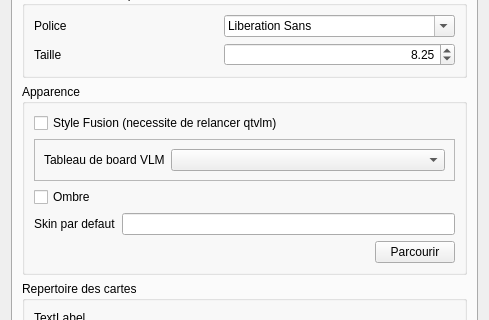
Above: src/Ui/paramVLM.ui from nohal/qtVlm before the change; both pictures show x 0 to 489 and y 155 to 475 of the 489 by 571 pixel window. Below: the same form after it.
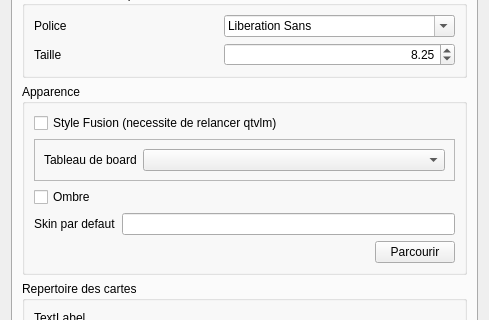
That is the form after the change. Icons and pictures are not drawn.

Commit message: Fix a problem with boardReal

What changed in the file:
```diff
--- a/src/Ui/paramVLM.ui
+++ b/src/Ui/paramVLM.ui
@@ -145,7 +145,7 @@
              <item>
               <widget class="QLabel" name="label_25">
                <property name="text">
-                <string>Tableau de board VLM</string>
+                <string>Tableau de board</string>
                </property>
               </widget>
              </item>
```
The commit also changes 13 other files.
